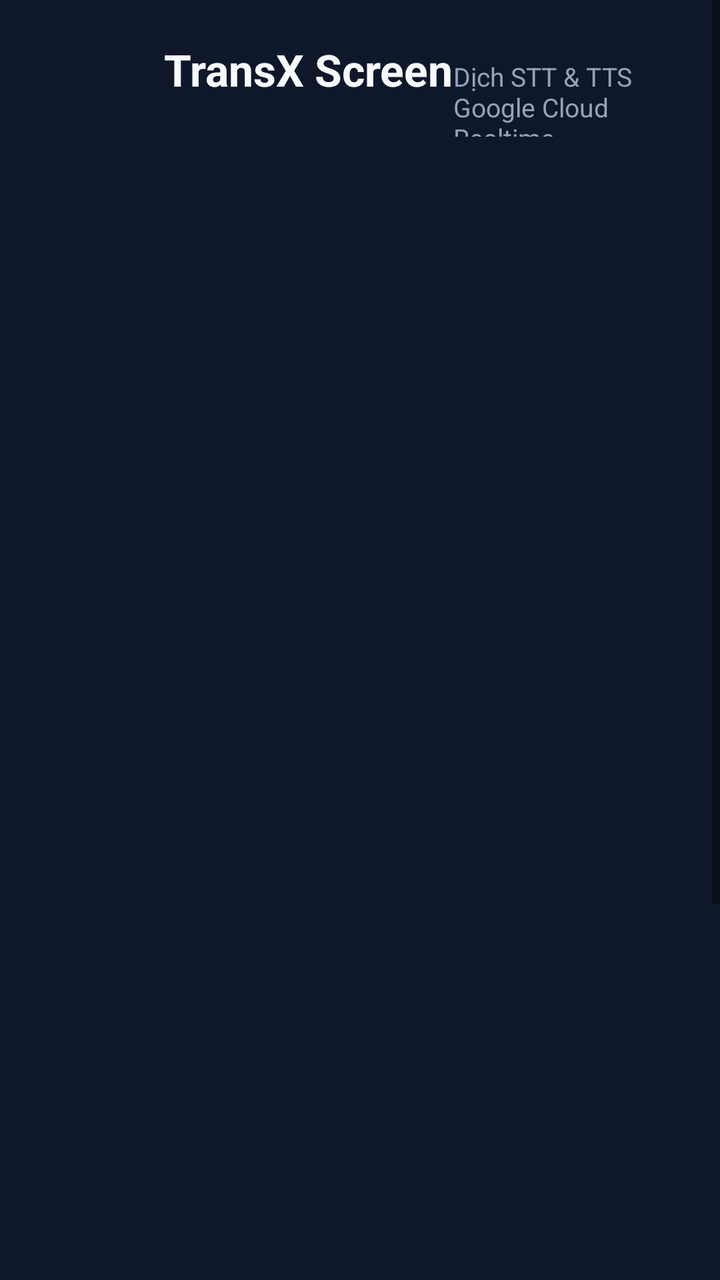
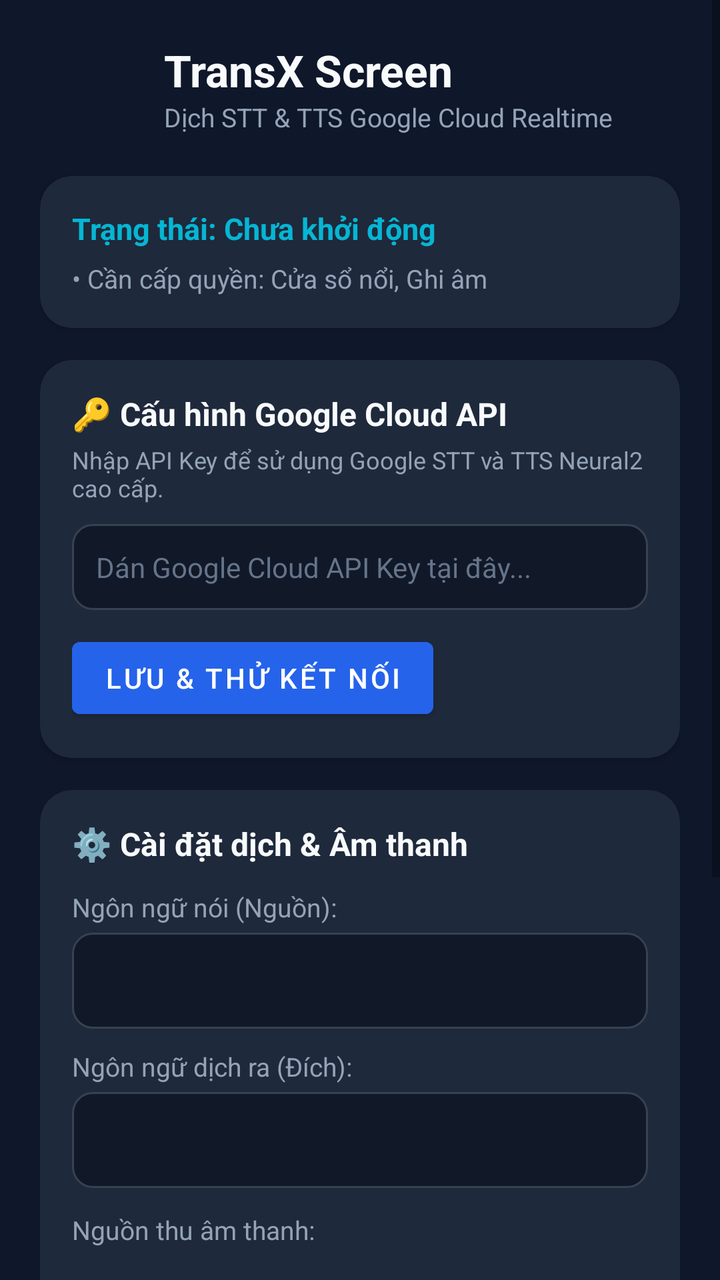

The first picture is an Android layout as it rendered before a commit; the second is the same layout after the commit. The layout source and the unified diff follow.
<!-- AndroidManifest.xml: activity theme Theme.TransXScreen -->
<!-- res/layout/activity_main.xml -->
<?xml version="1.0" encoding="utf-8"?>
<ScrollView xmlns:android="http://schemas.android.com/apk/res/android"
    xmlns:app="http://schemas.android.com/apk/res-auto"
    android:layout_width="match_parent"
    android:layout_height="match_parent"
    android:background="@color/background"
    android:fillViewport="true">

    <LinearLayout
        android:layout_width="match_parent"
        android:layout_height="wrap_content"
        android:orientation="VERTICAL"
        android:padding="20dp">

        
        <LinearLayout
            android:layout_width="match_parent"
            android:layout_height="wrap_content"
            android:orientation="HORIZONTAL"
            android:gravity="center_vertical"
            android:layout_marginBottom="20dp">

            <ImageView
                android:layout_width="48dp"
                android:layout_height="48dp"
                android:src="@mipmap/ic_launcher"
                android:contentDescription="@string/app_name" />

            <LinearLayout
                android:layout_width="0dp"
                android:layout_height="wrap_content"
                android:layout_weight="1"
                android:layout_marginStart="14dp"
                android:orientation="VERTICAL">

                <TextView
                    android:layout_width="wrap_content"
                    android:layout_height="wrap_content"
                    android:text="TransX Screen"
                    android:textColor="@color/text_primary"
                    android:textSize="22sp"
                    android:textStyle="bold" />

                <TextView
                    android:layout_width="wrap_content"
                    android:layout_height="wrap_content"
                    android:text="Dịch STT &amp; TTS Google Cloud Realtime"
                    android:textColor="@color/text_secondary"
                    android:textSize="13sp" />
            </LinearLayout>
        </LinearLayout>

        
        <androidx.cardview.widget.CardView
            android:layout_width="match_parent"
            android:layout_height="wrap_content"
            app:cardCornerRadius="16dp"
            app:cardElevation="2dp"
            app:cardBackgroundColor="@color/card_bg"
            android:layout_marginBottom="16dp">

            <LinearLayout
                android:layout_width="match_parent"
                android:layout_height="wrap_content"
                android:orientation="VERTICAL"
                android:padding="16dp">

                <TextView
                    android:id="@+id/tvStatus"
                    android:layout_width="match_parent"
                    android:layout_height="wrap_content"
                    android:text="Trạng thái: Chưa khởi động"
                    android:textColor="@color/accent"
                    android:textSize="15sp"
                    android:textStyle="bold" />

                <TextView
                    android:id="@+id/tvPermissionInfo"
                    android:layout_width="match_parent"
                    android:layout_height="wrap_content"
                    android:layout_marginTop="6dp"
                    android:text="• Cần cấp quyền: Cửa sổ nổi, Ghi âm"
                    android:textColor="@color/text_secondary"
                    android:textSize="13sp" />
            </LinearLayout>
        </androidx.cardview.widget.CardView>

        
        <androidx.cardview.widget.CardView
            android:layout_width="match_parent"
            android:layout_height="wrap_content"
            app:cardCornerRadius="16dp"
            app:cardElevation="2dp"
            app:cardBackgroundColor="@color/card_bg"
            android:layout_marginBottom="16dp">

            <LinearLayout
                android:layout_width="match_parent"
                android:layout_height="wrap_content"
                android:orientation="VERTICAL"
                android:padding="16dp">

                <TextView
                    android:layout_width="wrap_content"
                    android:layout_height="wrap_content"
                    android:text="🔑 Cấu hình Google Cloud API"
                    android:textColor="@color/text_primary"
                    android:textSize="16sp"
                    android:textStyle="bold" />

                <TextView
                    android:layout_width="wrap_content"
                    android:layout_height="wrap_content"
                    android:layout_marginTop="4dp"
                    android:text="Nhập API Key để sử dụng Google STT và TTS Neural2 cao cấp."
                    android:textColor="@color/text_secondary"
                    android:textSize="12sp" />

                <EditText
                    android:id="@+id/etApiKey"
                    android:layout_width="match_parent"
                    android:layout_height="wrap_content"
                    android:layout_marginTop="10dp"
                    android:background="@drawable/edit_text_bg"
                    android:hint="Dán Google Cloud API Key tại đây..."
                    android:textColorHint="#64748B"
                    android:textColor="@color/text_primary"
                    android:padding="12dp"
                    android:textSize="14sp"
                    android:inputType="textPassword" />

                <Button
                    android:id="@+id/btnSaveKey"
                    android:layout_width="wrap_content"
                    android:layout_height="wrap_content"
                    android:layout_marginTop="10dp"
                    android:text="Lưu &amp; Thử kết nối"
                    android:backgroundTint="@color/primary"
                    android:textColor="@android:color/white" />
            </LinearLayout>
        </androidx.cardview.widget.CardView>

        
        <androidx.cardview.widget.CardView
            android:layout_width="match_parent"
            android:layout_height="wrap_content"
            app:cardCornerRadius="16dp"
            app:cardElevation="2dp"
            app:cardBackgroundColor="@color/card_bg"
            android:layout_marginBottom="20dp">

            <LinearLayout
                android:layout_width="match_parent"
                android:layout_height="wrap_content"
                android:orientation="VERTICAL"
                android:padding="16dp">

                <TextView
                    android:layout_width="wrap_content"
                    android:layout_height="wrap_content"
                    android:text="⚙️ Cài đặt dịch &amp; Âm thanh"
                    android:textColor="@color/text_primary"
                    android:textSize="16sp"
                    android:textStyle="bold"
                    android:layout_marginBottom="12dp" />

                <TextView
                    android:layout_width="wrap_content"
                    android:layout_height="wrap_content"
                    android:text="Ngôn ngữ nói (Nguồn):"
                    android:textColor="@color/text_secondary"
                    android:textSize="13sp" />

                <Spinner
                    android:id="@+id/spinnerSourceLang"
                    android:layout_width="match_parent"
                    android:layout_height="48dp"
                    android:layout_marginTop="4dp"
                    android:layout_marginBottom="10dp"
                    android:background="@drawable/edit_text_bg" />

                <TextView
                    android:layout_width="wrap_content"
                    android:layout_height="wrap_content"
                    android:text="Ngôn ngữ dịch ra (Đích):"
                    android:textColor="@color/text_secondary"
                    android:textSize="13sp" />

                <Spinner
                    android:id="@+id/spinnerTargetLang"
                    android:layout_width="match_parent"
                    android:layout_height="48dp"
                    android:layout_marginTop="4dp"
                    android:layout_marginBottom="12dp"
                    android:background="@drawable/edit_text_bg" />

                
                <TextView
                    android:layout_width="wrap_content"
                    android:layout_height="wrap_content"
                    android:text="Nguồn thu âm thanh:"
                    android:textColor="@color/text_secondary"
                    android:textSize="13sp" />

                <RadioGroup
                    android:id="@+id/rgAudioSource"
                    android:layout_width="match_parent"
                    android:layout_height="wrap_content"
                    android:orientation="HORIZONTAL"
                    android:layout_marginTop="4dp"
                    android:layout_marginBottom="12dp">

                    <RadioButton
                        android:id="@+id/rbInternalAudio"
                        android:layout_width="wrap_content"
                        android:layout_height="wrap_content"
                        android:text="Âm thanh trong máy"
                        android:textColor="@color/text_primary"
                        android:checked="true" />

                    <RadioButton
                        android:id="@+id/rbMicAudio"
                        android:layout_width="wrap_content"
                        android:layout_height="wrap_content"
                        android:layout_marginStart="16dp"
                        android:text="Microphone"
                        android:textColor="@color/text_primary" />
                </RadioGroup>

                
                <com.google.android.material.switchmaterial.SwitchMaterial
                    android:id="@+id/switchTts"
                    android:layout_width="match_parent"
                    android:layout_height="wrap_content"
                    android:text="Tự động đọc bản dịch (Google TTS)"
                    android:textColor="@color/text_primary"
                    android:checked="true" />

            </LinearLayout>
        </androidx.cardview.widget.CardView>

        
        <Button
            android:id="@+id/btnStart"
            android:layout_width="match_parent"
            android:layout_height="56dp"
            android:text="BẬT NÚT DỊCH NỔI TRÊN MÀN HÌNH"
            android:textSize="15sp"
            android:textStyle="bold"
            android:backgroundTint="@color/primary"
            android:textColor="@android:color/white"
            android:layout_marginBottom="12dp" />

        <Button
            android:id="@+id/btnStop"
            android:layout_width="match_parent"
            android:layout_height="50dp"
            android:text="TẮT DỊCH VỤ DỊCH"
            android:textSize="14sp"
            android:backgroundTint="#334155"
            android:textColor="@color/danger"
            android:layout_marginBottom="24dp" />

    </LinearLayout>
</ScrollView>
<!-- resources referenced by this layout -->
<resources>
  <color name="accent">#06B6D4</color>
  <color name="background">#0F172A</color>
  <color name="card_bg">#1E293B</color>
  <color name="danger">#EF4444</color>
  <color name="primary">#2563EB</color>
  <color name="text_primary">#F8FAFC</color>
  <color name="text_secondary">#94A3B8</color>
  <!-- drawable edit_text_bg (drawable) -->
  <?xml version="1.0" encoding="utf-8"?>
  <shape xmlns:android="http://schemas.android.com/apk/res/android">
      <solid android:color="#111827" />
      <corners android:radius="10dp" />
      <stroke android:width="1dp" android:color="#374151" />
  </shape>
  <!-- mipmap ic_launcher (mipmap-anydpi-v26) -->
  <?xml version="1.0" encoding="utf-8"?>
  <adaptive-icon xmlns:android="http://schemas.android.com/apk/res/android">
      <background android:drawable="@color/ic_launcher_background"/>
      <foreground android:drawable="@mipmap/ic_launcher_foreground"/>
  </adaptive-icon>
  <string name="app_name">TransX Screen</string>
  <style name="Theme.TransXScreen" parent="Theme.MaterialComponents.DayNight.NoActionBar">
          <item name="colorPrimary">@color/primary</item>
          <item name="colorPrimaryDark">@color/primary_dark</item>
          <item name="colorAccent">@color/accent</item>
          <item name="android:windowBackground">@color/background</item>
          <item name="android:statusBarColor">@color/background</item>
          <item name="android:navigationBarColor">@color/background</item>
      </style>
  <color name="ic_launcher_background">#0F172A</color>
  <color name="primary_dark">#1D4ED8</color>
</resources>

<!-- the commit's change to res/layout/activity_main.xml (unified diff, before → after) -->
@@ -9,14 +9,14 @@
     <LinearLayout
         android:layout_width="match_parent"
         android:layout_height="wrap_content"
-        android:orientation="VERTICAL"
+        android:orientation="vertical"
         android:padding="20dp">
 
         
         <LinearLayout
             android:layout_width="match_parent"
             android:layout_height="wrap_content"
-            android:orientation="HORIZONTAL"
+            android:orientation="horizontal"
             android:gravity="center_vertical"
             android:layout_marginBottom="20dp">
 
@@ -31,7 +31,7 @@
                 android:layout_height="wrap_content"
                 android:layout_weight="1"
                 android:layout_marginStart="14dp"
-                android:orientation="VERTICAL">
+                android:orientation="vertical">
 
                 <TextView
                     android:layout_width="wrap_content"
@@ -62,7 +62,7 @@
             <LinearLayout
                 android:layout_width="match_parent"
                 android:layout_height="wrap_content"
-                android:orientation="VERTICAL"
+                android:orientation="vertical"
                 android:padding="16dp">
 
                 <TextView
@@ -97,7 +97,7 @@
             <LinearLayout
                 android:layout_width="match_parent"
                 android:layout_height="wrap_content"
-                android:orientation="VERTICAL"
+                android:orientation="vertical"
                 android:padding="16dp">
 
                 <TextView
@@ -152,7 +152,7 @@
             <LinearLayout
                 android:layout_width="match_parent"
                 android:layout_height="wrap_content"
-                android:orientation="VERTICAL"
+                android:orientation="vertical"
                 android:padding="16dp">
 
                 <TextView
@@ -206,7 +206,7 @@
                     android:id="@+id/rgAudioSource"
                     android:layout_width="match_parent"
                     android:layout_height="wrap_content"
-                    android:orientation="HORIZONTAL"
+                    android:orientation="horizontal"
                     android:layout_marginTop="4dp"
                     android:layout_marginBottom="12dp">
 
